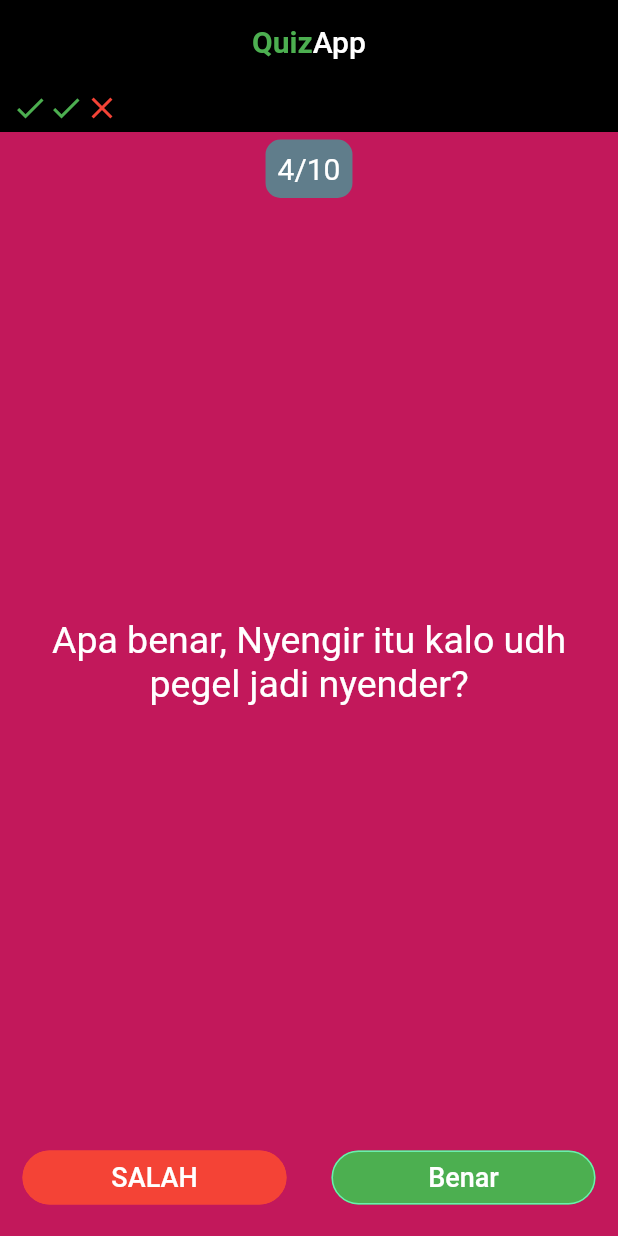
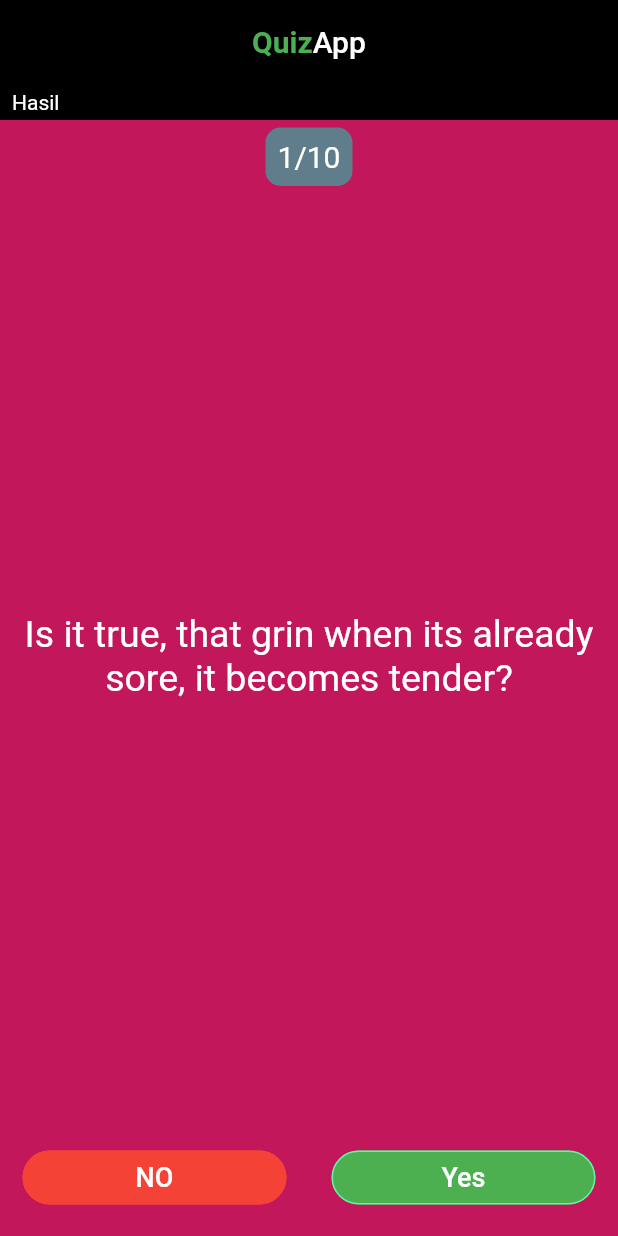
Before and after one commit to Haritsdev0981/quizApp_record, a Flutter app: the screen it shows after launch, on a phone screen of 412 x 824 dp. Run offline on Flutter 3.47's test engine with Material 2 defaults, Android fonts, the phone set to English and light mode, and no system bars; our stand-ins replace rflutter_alert.

Commit message:
:tada: initial commit

```diff
--- a/lib/main.dart
+++ b/lib/main.dart
@@ -1,6 +1,11 @@
 import 'package:flutter/material.dart';
+import 'package:rflutter_alert/rflutter_alert.dart';
+import 'package:training_quiz/question_logic.dart';
+
+QuestionLogic questionLogic = QuestionLogic(); //untuk memanggil ke dart.main
 
 void main() {
+  // main runApp itu seperti jika ingin memunculkan layar mana dluan,, atau kurang lebih seperti di JAVA yaitu Manifest
   runApp(QuizApp());
 }
 
@@ -9,6 +14,7 @@ class QuizApp extends StatelessWidget {
   Widget build(BuildContext context) {
     return MaterialApp(
       debugShowCheckedModeBanner: false,
+      //debugShowCheckedModeBanner itu jika kita pilih FALSE maka saat dirun tidak akan muncul tulisan DEBUG di samping kanan atas jika TRUE maka muncul
       home: Scaffold(
         backgroundColor: Color(0xffc2185b), // 0xff untuk opacity
         appBar: AppBar(
@@ -39,6 +45,46 @@ class QuizPage extends StatefulWidget {
 }
 
 class _QuizPageState extends State<QuizPage> {
+  List<Widget> scoreResult = [
+    Text(
+      'Hasil',
+      style: TextStyle(color: Colors.white),
+    )
+  ];
+
+  void checkAnswer(bool answer) {
+    bool correctAnswer = questionLogic.getCorrectAnswer();
+
+    setState(() {
+      if (questionLogic.isFinished()) {
+        Alert( // fungsinya klo udh selese sampai soal terakhir maka selesai dan muncul proses yg ada dibawah ini
+            context: context,
+            type: AlertType.success,
+            title: 'Quiz Selese',
+            desc: 'Mulai Ulang Quiz',
+            buttons: [
+              DialogButton(
+                child: Text('FINISH',
+                  style: TextStyle(color: Colors.white, fontSize: 20.0),
+                ),
+                onPressed: () => Navigator.pop(context),
+                width: 120.0,
+              ),
+            ]
+        ).show();
+        questionLogic.resetQuestion();
+        scoreResult.clear();
+      } else { //scoreResult untuk memberi tanda jika jawaban benar atau salah
+        if (answer == correctAnswer) {
+          scoreResult.add(Icon(Icons.check, color: Colors.green,));
+        } else {
+          scoreResult.add(Icon(Icons.close, color: Colors.red,));
+        }
+        questionLogic.nextQuestion();
+      }
+    });
+  }
+
   @override
   Widget build(BuildContext context) {
     return Column(
@@ -49,22 +95,9 @@ class _QuizPageState extends State<QuizPage> {
           color: Colors.black,
           child: Padding(
             padding: const EdgeInsets.symmetric(horizontal: 8.0, vertical: 4.0),
-            //padding kana kiri 8, atas bawah 4
-            child: Row(
-              children: <Widget>[
-                Icon(
-                  Icons.check,
-                  color: Colors.green,
-                ),
-                Icon(
-                  Icons.check,
-                  color: Colors.green,
-                ),
-                Icon(
-                  Icons.close,
-                  color: Colors.red,
-                ),
-              ],
+            //padding kanan kiri 8, atas bawah 4
+            child: Row( // ketika di run jika jawaban kita benar akan muncul icon benar,, jika jawaban salah maka akan muncul icon salah
+                children: scoreResult
             ),
           ),
         ),
@@ -77,8 +110,10 @@ class _QuizPageState extends State<QuizPage> {
                 borderRadius: BorderRadius.circular(10.0),
                 color: Colors.blueGrey,
               ),
-              child: Text(
-                '4/10',
+              child: Text( //cara untuk mengambil mepermudah,, jadi akan muncul angka otomatis mengikuti soal
+                questionLogic.getQuestionNumberText().toString()
+                    + '/' +
+                    questionLogic.getTotalQuestionText().toString(),
                 style: TextStyle(color: Colors.white, fontSize: 20.0),
               ),
             ),
@@ -89,8 +124,8 @@ class _QuizPageState extends State<QuizPage> {
           child: Padding(
             padding: EdgeInsets.all(10.0),
             child: Center(
-              child: Text(
-                'Apa benar, Nyengir itu kalo udh pegel jadi nyender?',
+              child: Text( // cara agar ganti ganti pertanyaannya
+                questionLogic.getQuestion(),
                 textAlign: TextAlign.center,
                 style: TextStyle(
                   fontSize: 25.0,
@@ -114,10 +149,12 @@ class _QuizPageState extends State<QuizPage> {
                   ),
                   color: Colors.red,
                   child: Text(
-                    'SALAH',
+                    'NO',
                     style: TextStyle(fontSize: 18.0, color: Colors.white),
                   ),
-                  onPressed: () {},
+                  onPressed: () {
+                    checkAnswer(false);
+                  },
                 ),
               ),
             ),
@@ -133,10 +170,12 @@ class _QuizPageState extends State<QuizPage> {
                   ),
                   color: Colors.green,
                   child: Text(
-                    'Benar',
+                    'Yes',
                     style: TextStyle(fontSize: 18.0, color: Colors.white),
                   ),
-                  onPressed: () {},
+                  onPressed: () {
+                    checkAnswer(true);
+                  },
                 ),
               ),
             ),
@@ -146,3 +185,6 @@ class _QuizPageState extends State<QuizPage> {
     );
   }
 }
+
+// hanya untuk mengingat Color-> Colors (pasangan nya)
+// hanya untuk mengingat Icon -> Icons (pasangannya)
--- /dev/null
+++ b/lib/question_logic.dart
@@ -0,0 +1,58 @@
+import 'package:training_quiz/question.dart';
+
+class QuestionLogic {
+  // penamaan variabel lokal harus diawali dengan _
+  //sebagai index dari array(_questionNumber) index mulai dari 0
+  int _questionNumber = 0;
+
+  //list ini untuk membuat pertanyaan dan true false nya itu sebagai jawaban
+  List<Question> _questionList = [
+    //data array untuk mengisi model question
+    Question('Is it true, that grin when its already sore, it becomes tender?',
+        false),
+    Question(
+        'Is it true that you want to get fast, dont get too much skin', true),
+    Question('Is Ling really good skin?', true),
+    Question('Is it true that Lunox is a trash hero?', true),
+    Question('Is it true that the X-box Hero OP?', true),
+    Question('Is it true that Epic can carry Legend?', true),
+    Question('Is it true that Cwi can make LoseStreak?', true),
+    Question('Is it true that Junior NBK Burden?', false),
+    Question('Is it true that AFK GOOD', false),
+    Question('Is it true?', false),
+  ];
+
+  /*//fungsi dari penggambilan variabel getQuestion adalah untuk menggambil question didalam _questionList
+  sesuai dengan dengan index dari questionNumber*/
+  String getQuestion() => _questionList[_questionNumber].question;
+
+  //fungsi untuk menegetahui sampai mana index sekarang,, atau mengatur angka pada soal
+  int getQuestionNumberText() => _questionNumber + 1;
+
+  //fungsi dari pemanggilan gwtTotalQuestion adalah untuk mengambil jumlah data yang ada di _questionList
+  int getTotalQuestionText() => _questionList.length;
+
+  bool getCorrectAnswer() => _questionList[_questionNumber].answer;
+
+  void nextQuestion() {
+    if (_questionNumber < _questionList.length - 1) {
+      _questionNumber++;
+      print(_questionNumber);
+      //jadi klo dipencet next pertanyaan dia bakal pintah gitu angka nya naek 0-9/1-10
+      //bisa nambah atau pindah angkanya dan pertanyaannya
+    }
+  }
+
+  /*//ketika questionNumber lebih besar atau sama dengan sembilan(_questionList -1) maka isFinished
+   maka akan retun true jika blum akan retun false*/
+  bool isFinished() {
+    if (_questionNumber >= _questionList.length - 1) {
+      return true;
+    } else {
+      return false;
+    }
+  }
+
+  void resetQuestion() => _questionNumber = 0;
+// nanti di reset atau dari ulang
+}
--- a/pubspec.yaml
+++ b/pubspec.yaml
@@ -23,6 +23,7 @@ dependencies:
   # The following adds the Cupertino Icons font to your application.
   # Use with the CupertinoIcons class for iOS style icons.
   cupertino_icons: ^0.1.2
+  rflutter_alert: ^1.0.2
 
 dev_dependencies:
   flutter_test:
```
Also changed, not shown: lib/question.dart (added, +10 -0 lines), pubspec.lock.
